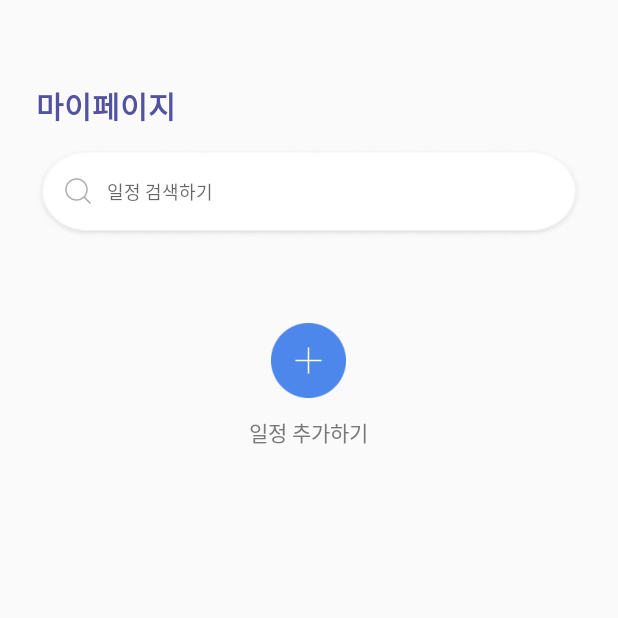
After one commit to moon12-3/BaRoad, an Android app: the fragment MyPlan shown on its own in the app's theme, on a phone screen of 412 x 824 dp, the top half of it. The commit adds this screen. Run offline under Robolectric (Android 15) with nearby library versions, the phone set to English and light mode, and no system bars.

Commit message:
내 일정

```diff
--- /dev/null
+++ b/app/src/main/java/com/example/baroad/MyPlan.java
@@ -0,0 +1,64 @@
+package com.example.baroad;
+
+import android.os.Bundle;
+
+import androidx.fragment.app.Fragment;
+
+import android.view.LayoutInflater;
+import android.view.View;
+import android.view.ViewGroup;
+
+/**
+ * A simple {@link Fragment} subclass.
+ * Use the {@link MyPlan#newInstance} factory method to
+ * create an instance of this fragment.
+ */
+public class MyPlan extends Fragment {
+
+    // TODO: Rename parameter arguments, choose names that match
+    // the fragment initialization parameters, e.g. ARG_ITEM_NUMBER
+    private static final String ARG_PARAM1 = "param1";
+    private static final String ARG_PARAM2 = "param2";
+
+    // TODO: Rename and change types of parameters
+    private String mParam1;
+    private String mParam2;
+
+    public MyPlan() {
+        // Required empty public constructor
+    }
+
+    /**
+     * Use this factory method to create a new instance of
+     * this fragment using the provided parameters.
+     *
+     * @param param1 Parameter 1.
+     * @param param2 Parameter 2.
+     * @return A new instance of fragment MyPlan.
+     */
+    // TODO: Rename and change types and number of parameters
+    public static MyPlan newInstance(String param1, String param2) {
+        MyPlan fragment = new MyPlan();
+        Bundle args = new Bundle();
+        args.putString(ARG_PARAM1, param1);
+        args.putString(ARG_PARAM2, param2);
+        fragment.setArguments(args);
+        return fragment;
+    }
+
+    @Override
+    public void onCreate(Bundle savedInstanceState) {
+        super.onCreate(savedInstanceState);
+        if (getArguments() != null) {
+            mParam1 = getArguments().getString(ARG_PARAM1);
+            mParam2 = getArguments().getString(ARG_PARAM2);
+        }
+    }
+
+    @Override
+    public View onCreateView(LayoutInflater inflater, ViewGroup container,
+                             Bundle savedInstanceState) {
+        // Inflate the layout for this fragment
+        return inflater.inflate(R.layout.fragment_my_plan, container, false);
+    }
+}
--- /dev/null
+++ b/app/src/main/res/layout/fragment_my_plan.xml
@@ -0,0 +1,78 @@
+<?xml version="1.0" encoding="utf-8"?>
+<LinearLayout xmlns:android="http://schemas.android.com/apk/res/android"
+    xmlns:tools="http://schemas.android.com/tools"
+    android:layout_width="match_parent"
+    android:layout_height="match_parent"
+    android:orientation="vertical"
+    tools:context=".MyPlan">
+
+    <TextView
+        android:layout_width="match_parent"
+        android:layout_height="wrap_content"
+        android:text="마이페이지"
+        android:textColor="#5252A1"
+        android:textStyle="bold"
+        android:textSize="20dp"
+        android:layout_marginTop="55dp"
+        android:layout_marginLeft="24dp"/>
+    <FrameLayout
+        android:id="@+id/layout_search_screen"
+        android:layout_width="match_parent"
+        android:layout_height="wrap_content"
+        android:layout_marginTop="13dp"
+        android:paddingHorizontal="24dp">
+
+        <androidx.appcompat.widget.Toolbar
+            android:id="@+id/toolbar_search"
+            android:layout_width="match_parent"
+            android:layout_height="wrap_content"
+            android:background="@drawable/serachback" />
+
+        <FrameLayout
+            android:id="@+id/field_search"
+            android:layout_width="match_parent"
+            android:layout_height="wrap_content">
+
+            <ImageView
+                android:id="@+id/img_search_icon"
+                android:layout_width="21dp"
+                android:layout_height="21dp"
+                android:layout_gravity="left"
+                android:layout_marginLeft="17dp"
+                android:layout_marginTop="18dp"
+                android:background="@android:color/transparent"
+                android:src="@drawable/search_icon" />
+
+            <EditText
+                android:id="@+id/edit_search_text"
+                android:layout_width="250dp"
+                android:layout_height="wrap_content"
+                android:layout_marginLeft="47dp"
+                android:layout_marginTop="20dp"
+                android:background="@android:color/transparent"
+                android:focusable="true"
+                android:hint="일정 검색하기"
+                android:singleLine="true"
+                android:textColor="#A1A1A1"
+                android:textSize="12dp" />
+        </FrameLayout>
+    </FrameLayout>
+    <ListView
+        android:layout_width="match_parent"
+        android:layout_height="wrap_content"
+        android:layout_marginTop="29dp"/>
+    <Button
+        android:layout_width="50dp"
+        android:layout_height="50dp"
+        android:background="@drawable/plus"
+        android:layout_marginTop="27dp"
+        android:layout_gravity="center"/>
+    <TextView
+        android:layout_width="wrap_content"
+        android:layout_height="wrap_content"
+        android:text="일정 추가하기"
+        android:layout_gravity="center"
+        android:textColor="#787878"
+        android:layout_marginTop="12dp"/>
+
+</LinearLayout>
--- a/app/src/main/res/layout/main_listview_item.xml
+++ b/app/src/main/res/layout/main_listview_item.xml
@@ -9,6 +9,6 @@
                 android:layout_width="312dp"
                 android:layout_height="140dp"
                 android:layout_gravity="center"
-                android:layout_marginTop="10dp"
+                android:layout_marginTop="15dp"
                 android:background="@drawable/main_listview"/>
 </LinearLayout>
```
Also changed, not shown: app/src/main/res/drawable/plus.png (added).
